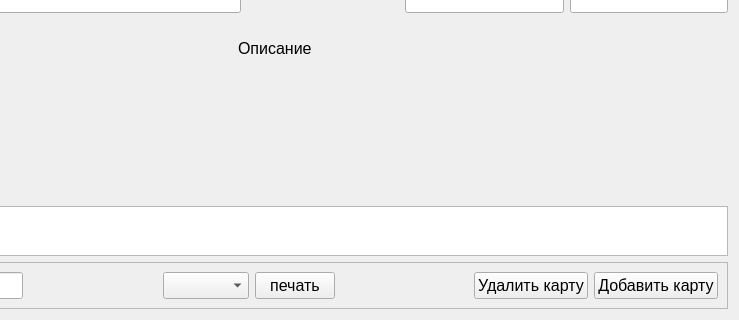
Flamio/RepairCards, file mainform.ui: the form before one commit; both pictures show x 270 to 1009 and y 426 to 746 of the 1009 by 746 pixel window.
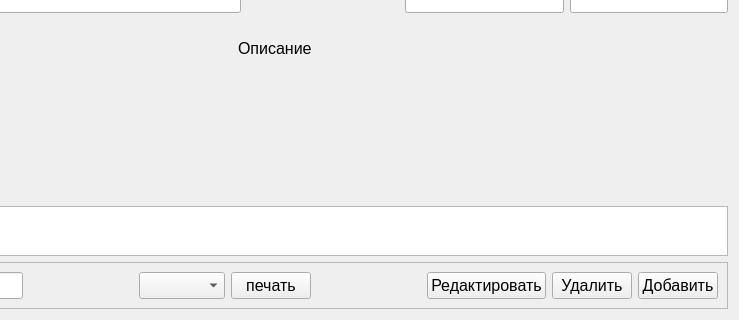
The form after the commit.

What changed in the file:
```diff
--- a/mainform.ui
+++ b/mainform.ui
@@ -276,6 +276,13 @@
             </property>
            </spacer>
           </item>
+          <item>
+           <widget class="QPushButton" name="pushButton">
+            <property name="text">
+             <string>Редактировать</string>
+            </property>
+           </widget>
+          </item>
           <item>
            <widget class="QPushButton" name="pushButton_9">
             <property name="font">
@@ -284,7 +291,7 @@
              </font>
             </property>
             <property name="text">
-             <string>Удалить карту</string>
+             <string>Удалить</string>
             </property>
            </widget>
           </item>
@@ -296,7 +303,7 @@
              </font>
             </property>
             <property name="text">
-             <string>Добавить карту</string>
+             <string>Добавить</string>
             </property>
            </widget>
           </item>
```
